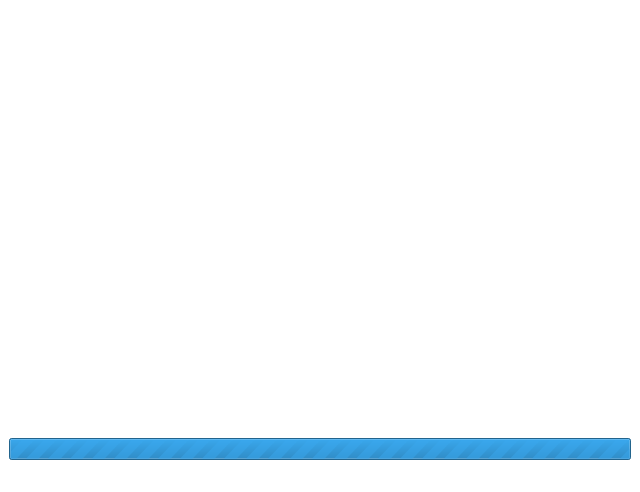
The window that progressslideshowdialog.ui (toradex/qt-tezi) describes before a commit, drawn with Qt 5.
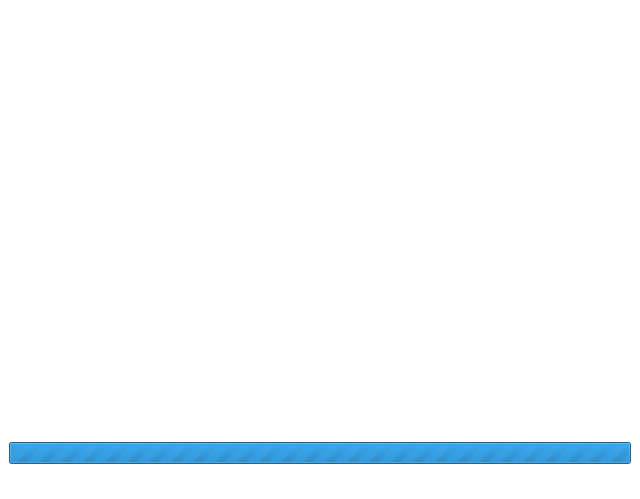
The same window after the commit.

Commit message: allow to start UI in fullscreen merge

The edit to the form file:
```diff
--- a/progressslideshowdialog.ui
+++ b/progressslideshowdialog.ui
@@ -9,8 +9,8 @@
    <rect>
     <x>0</x>
     <y>0</y>
-    <width>540</width>
-    <height>277</height>
+    <width>640</width>
+    <height>499</height>
    </rect>
   </property>
   <property name="palette">
```
Left out of the diff: 19 changed lines with no effect on the pictures. The commit also changes 1 other file.
